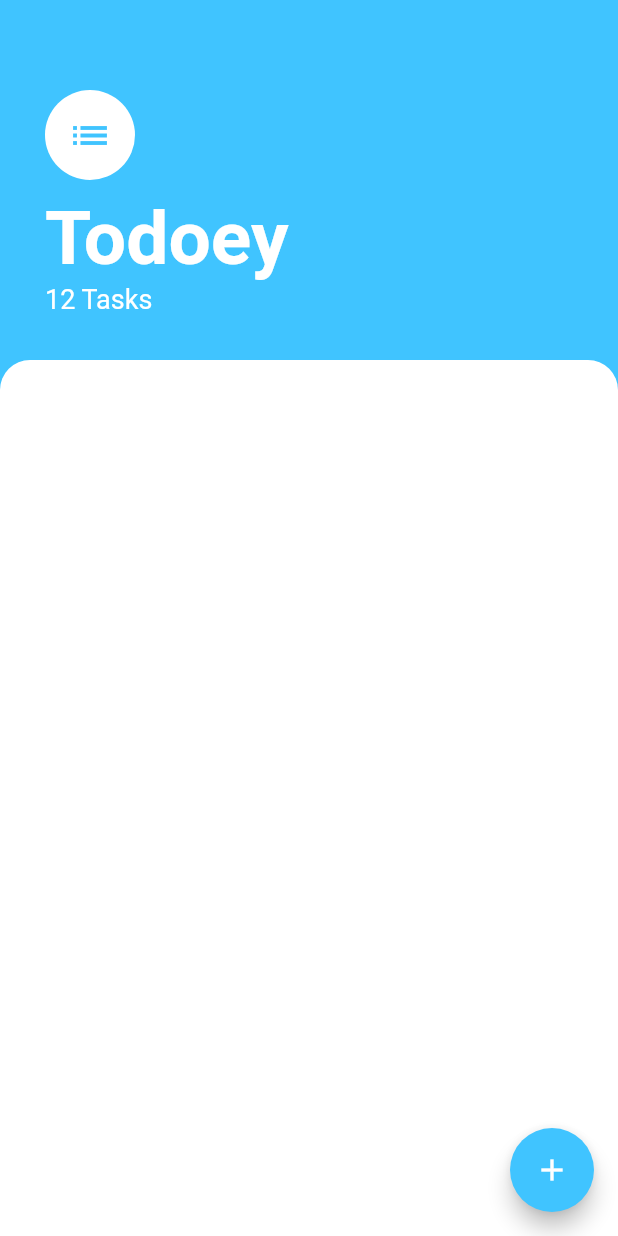
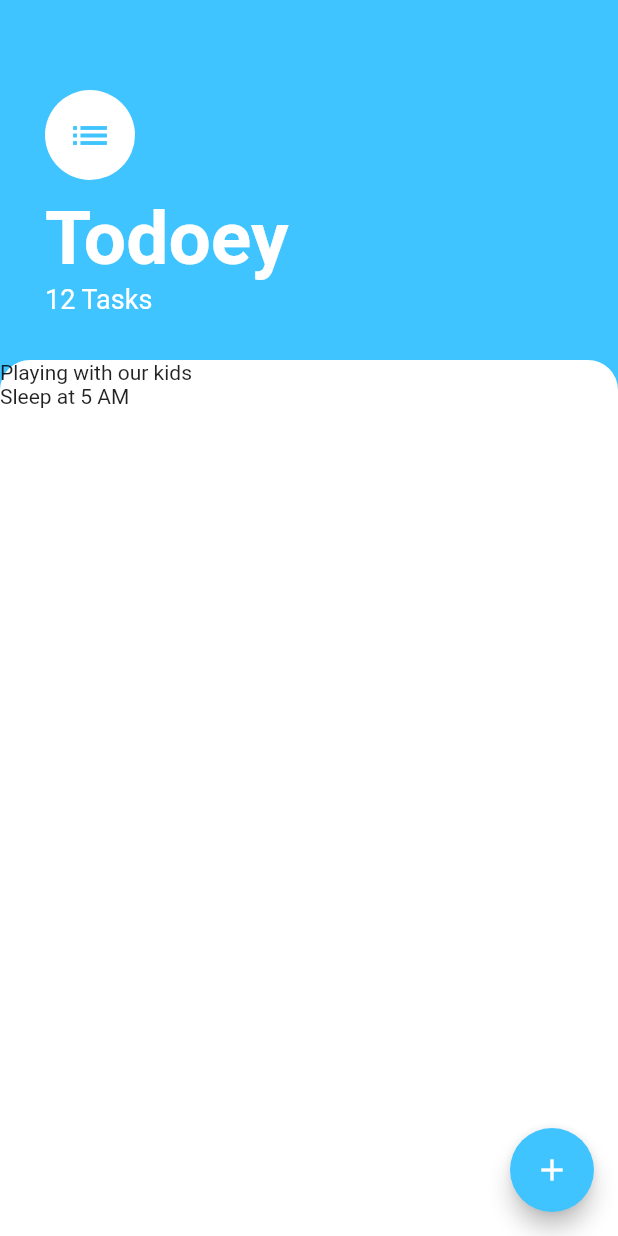
Before and after one commit to adityandar/todoey, a Flutter app: the screen it shows after launch, on a phone screen of 412 x 824 dp. Run offline on Flutter 3.47's test engine with Material 2 defaults, Android fonts, the phone set to English and light mode, and no system bars.

Commit message:
Updated a little bit.

```diff
--- a/lib/screens/tasks_screen.dart
+++ b/lib/screens/tasks_screen.dart
@@ -62,7 +62,12 @@ class TasksScreen extends StatelessWidget {
                   topRight: Radius.circular(20.0),
                 ),
               ),
-              child: ListView(),
+              child: ListView(
+                children: [
+                  Text('Playing with our kids'),
+                  Text('Sleep at 5 AM'),
+                ],
+              ),
             ),
           ),
         ],
```
